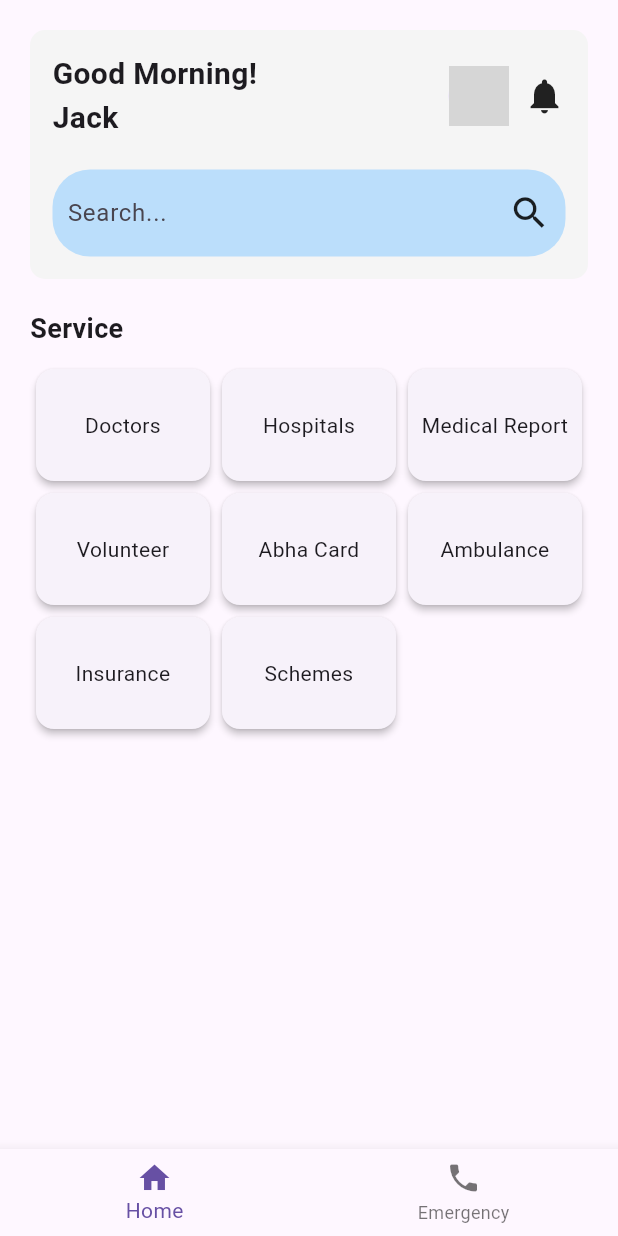
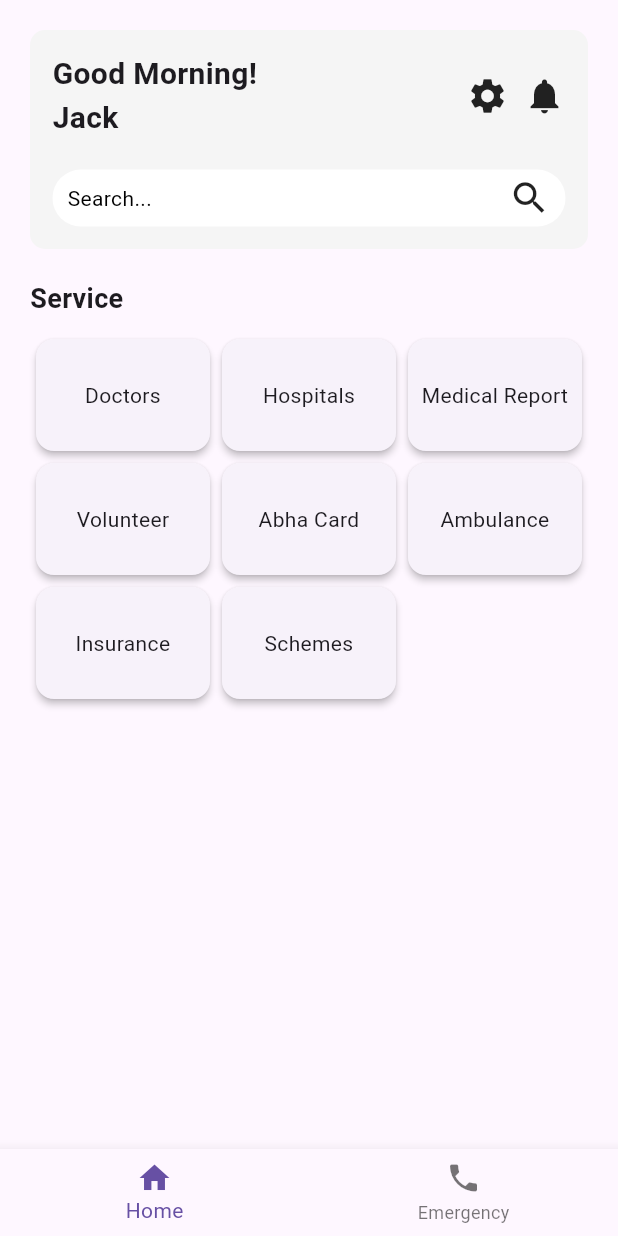
Before and after one commit to Hogwarts-Hackademy/Frontend-user, a Flutter app: the UserHomeScreen screen opened directly, on a phone screen of 412 x 824 dp. Run offline on Flutter 3.47's test engine with Material 3 defaults, Android fonts, the phone set to English and light mode, and no system bars; grey boxes are pictures that could not be loaded.

Commit message:
home screen

```diff
--- a/lib/screens/UserHomeScreen.dart
+++ b/lib/screens/UserHomeScreen.dart
@@ -1,6 +1,9 @@
 import 'package:flutter/material.dart';
 import 'doctor_list_screen.dart';
 import 'hospital_search_screen.dart';
+import 'Setting.dart';
+import 'SearchPage.dart';
+import 'MedicalReportScreen.dart'; // Import the medical report screen
 
 class UserHomeScreen extends StatelessWidget {
   const UserHomeScreen({super.key});
@@ -24,10 +27,10 @@ class UserHomeScreen extends StatelessWidget {
                   ),
                   child: Column(
                     children: [
-                      const Row(
+                      Row(
                         mainAxisAlignment: MainAxisAlignment.spaceBetween,
                         children: [
-                          Text(
+                          const Text(
                             'Good Morning!\nJack',
                             style: TextStyle(
                               fontSize: 20,
@@ -36,37 +39,52 @@ class UserHomeScreen extends StatelessWidget {
                           ),
                           Row(
                             children: [
-                              CircleAvatar(
-                                backgroundImage:
-                                    AssetImage('lib/assets/images/user.png'),
-                                radius: 20,
+                              GestureDetector(
+                                onTap: () {
+                                  Navigator.push(
+                                    context,
+                                    MaterialPageRoute(
+                                      builder: (context) =>
+                                          const SettingsPage(),
                                     ),
-                              SizedBox(width: 10),
-                              Icon(Icons.notifications, size: 28),
+                                  );
+                                },
+                                child: const Icon(Icons.settings, size: 28),
+                              ),
+                              const SizedBox(width: 10),
+                              const Icon(Icons.notifications, size: 28),
                             ],
                           ),
                         ],
                       ),
                       const SizedBox(height: 20),
-                      Container(
+                      GestureDetector(
+                        onTap: () {
+                          Navigator.push(
+                            context,
+                            MaterialPageRoute(
+                              builder: (context) => SearchPage(),
+                            ),
+                          );
+                        },
+                        child: Container(
                           padding: const EdgeInsets.symmetric(
                               horizontal: 10, vertical: 5),
                           decoration: BoxDecoration(
-                          color: Colors.blue.shade100,
+                            color: const Color.fromARGB(255, 255, 255, 255),
                             borderRadius: BorderRadius.circular(25),
                           ),
                           child: const Row(
                             children: [
                               Expanded(
-                              child: TextField(
-                                decoration: InputDecoration(
-                                  hintText: 'Search...',
-                                  border: InputBorder.none,
-                                ),
+                                child: Text(
+                                  'Search...',
+                                  style: TextStyle(color: Color.fromARGB(255, 0, 0, 0)),
                                 ),
                               ),
                               Icon(Icons.search, size: 28),
                             ],
+                          ),
                         ),
                       ),
                     ],
@@ -131,6 +149,11 @@ class UserHomeScreen extends StatelessWidget {
             MaterialPageRoute(
                 builder: (context) => const HospitalSearchScreen()),
           );
+        } else if (title == 'Medical Report') {
+          Navigator.push(
+            context,
+            MaterialPageRoute(builder: (context) => MedicalReportScreen()),
+          );
         }
       },
       child: Card(
```
Lines whose indentation alone changed are shown as unchanged.
